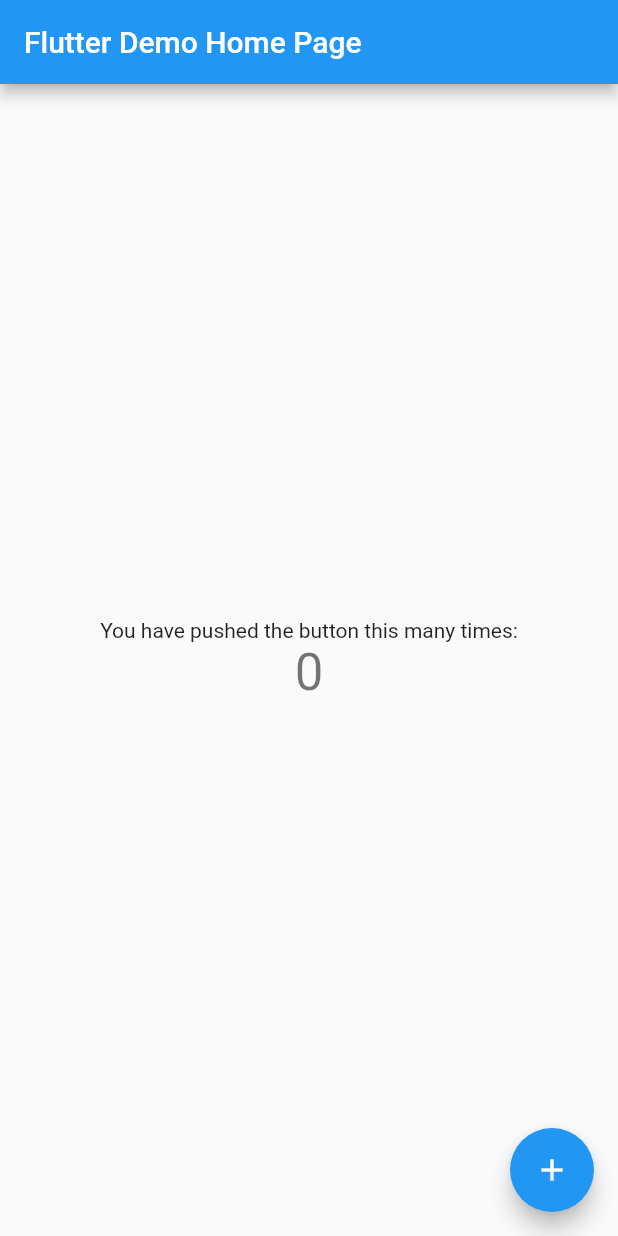
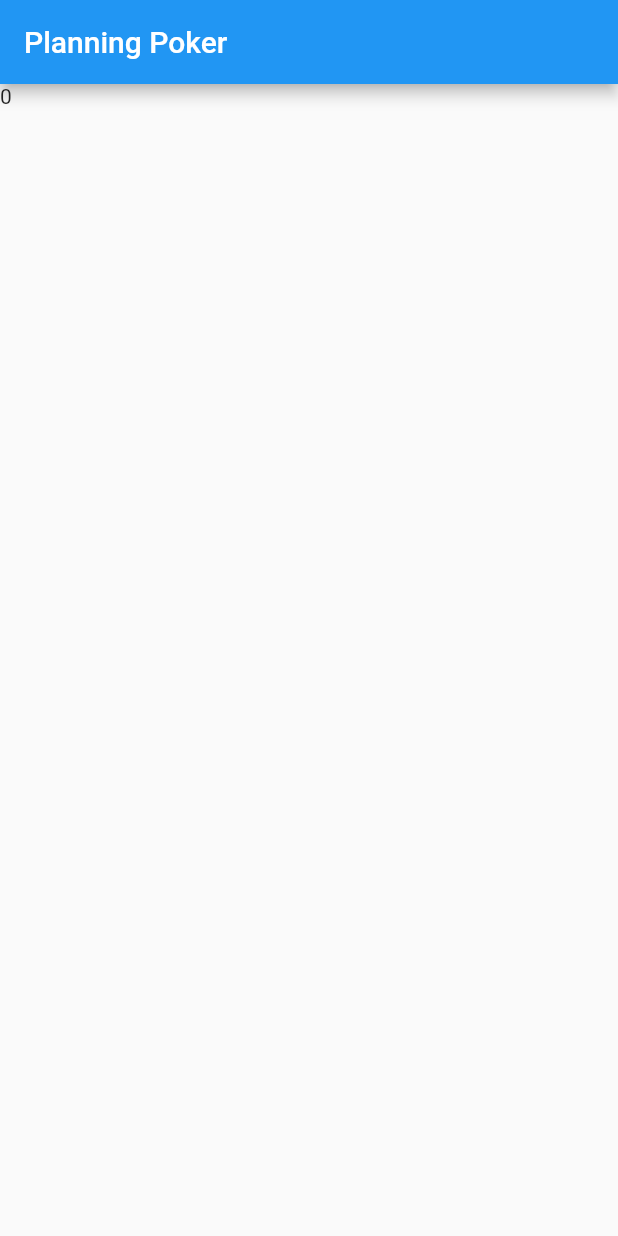
Before and after one commit to nmur/planning_poker, a Flutter app: the screen it shows after launch, on a phone screen of 412 x 824 dp. Run offline on Flutter 3.47's test engine with Material 2 defaults, Android fonts, the light colour scheme and no system bars; our stand-ins replace cloud_firestore; accounts and stored records are empty.

Commit message:
successful connection to firebase

```diff
--- a/lib/main.dart
+++ b/lib/main.dart
@@ -1,44 +1,25 @@
 import 'package:flutter/material.dart';
+import 'package:cloud_firestore/cloud_firestore.dart';
 
 void main() {
   runApp(MyApp());
 }
 
 class MyApp extends StatelessWidget {
-  // This widget is the root of your application.
   @override
   Widget build(BuildContext context) {
     return MaterialApp(
-      title: 'Flutter Demo',
+      title: 'Planning Poker',
       theme: ThemeData(
-        // This is the theme of your application.
-        //
-        // Try running your application with "flutter run". You'll see the
-        // application has a blue toolbar. Then, without quitting the app, try
-        // changing the primarySwatch below to Colors.green and then invoke
-        // "hot reload" (press "r" in the console where you ran "flutter run",
-        // or simply save your changes to "hot reload" in a Flutter IDE).
-        // Notice that the counter didn't reset back to zero; the application
-        // is not restarted.
         primarySwatch: Colors.blue,
       ),
-      home: MyHomePage(title: 'Flutter Demo Home Page'),
+      home: MyHomePage(title: 'Planning Poker'),
     );
   }
 }
 
 class MyHomePage extends StatefulWidget {
   MyHomePage({Key key, this.title}) : super(key: key);
-
-  // This widget is the home page of your application. It is stateful, meaning
-  // that it has a State object (defined below) that contains fields that affect
-  // how it looks.
-
-  // This class is the configuration for the state. It holds the values (in this
-  // case the title) provided by the parent (in this case the App widget) and
-  // used by the build method of the State. Fields in a Widget subclass are
-  // always marked "final".
-
   final String title;
 
   @override
@@ -46,68 +27,24 @@
 }
 
 class _MyHomePageState extends State<MyHomePage> {
-  int _counter = 0;
-
-  void _incrementCounter() {
-    setState(() {
-      // This call to setState tells the Flutter framework that something has
-      // changed in this State, which causes it to rerun the build method below
-      // so that the display can reflect the updated values. If we changed
-      // _counter without calling setState(), then the build method would not be
-      // called again, and so nothing would appear to happen.
-      _counter++;
-    });
-  }
-
   @override
   Widget build(BuildContext context) {
-    // This method is rerun every time setState is called, for instance as done
-    // by the _incrementCounter method above.
-    //
-    // The Flutter framework has been optimized to make rerunning build methods
-    // fast, so that you can just rebuild anything that needs updating rather
-    // than having to individually change instances of widgets.
     return Scaffold(
       appBar: AppBar(
-        // Here we take the value from the MyHomePage object that was created by
-        // the App.build method, and use it to set our appbar title.
         title: Text(widget.title),
       ),
-      body: Center(
-        // Center is a layout widget. It takes a single child and positions it
-        // in the middle of the parent.
-        child: Column(
-          // Column is also a layout widget. It takes a list of children and
-          // arranges them vertically. By default, it sizes itself to fit its
-          // children horizontally, and tries to be as tall as its parent.
-          //
-          // Invoke "debug painting" (press "p" in the console, choose the
-          // "Toggle Debug Paint" action from the Flutter Inspector in Android
-          // Studio, or the "Toggle Debug Paint" command in Visual Studio Code)
-          // to see the wireframe for each widget.
-          //
-          // Column has various properties to control how it sizes itself and
-          // how it positions its children. Here we use mainAxisAlignment to
-          // center the children vertically; the main axis here is the vertical
-          // axis because Columns are vertical (the cross axis would be
-          // horizontal).
-          mainAxisAlignment: MainAxisAlignment.center,
-          children: <Widget>[
-            Text(
-              'You have pushed the button this many times:',
-            ),
-            Text(
-              '$_counter',
-              style: Theme.of(context).textTheme.headline4,
-            ),
-          ],
-        ),
-      ),
-      floatingActionButton: FloatingActionButton(
-        onPressed: _incrementCounter,
-        tooltip: 'Increment',
-        child: Icon(Icons.add),
-      ), // This trailing comma makes auto-formatting nicer for build methods.
+      body: StreamBuilder(
+        stream: Firestore.instance.collection('estimates').snapshots(),
+        builder: (context, snapshot)
+        {
+          if (snapshot.hasError) return new Text('Error: ${snapshot.error}');
+          switch (snapshot.connectionState) {
+            case ConnectionState.waiting: return new Text('Loading...');
+            default:
+              return Text(snapshot.data.documents.length.toString());
+          }
+        }
+      )
     );
   }
 }
```
Also changed, not shown: pubspec.yaml (+2 -58 lines), pubspec.lock, 3 other files.
